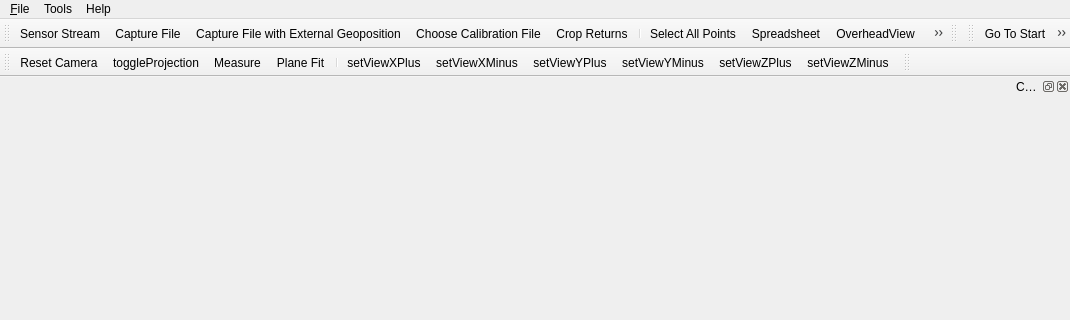
Old version of the form vvMainWindow.ui in the repository Kitware/VeloView; both pictures show x 0 to 1070 and y 0 to 320 of the 1070 by 645 pixel window.
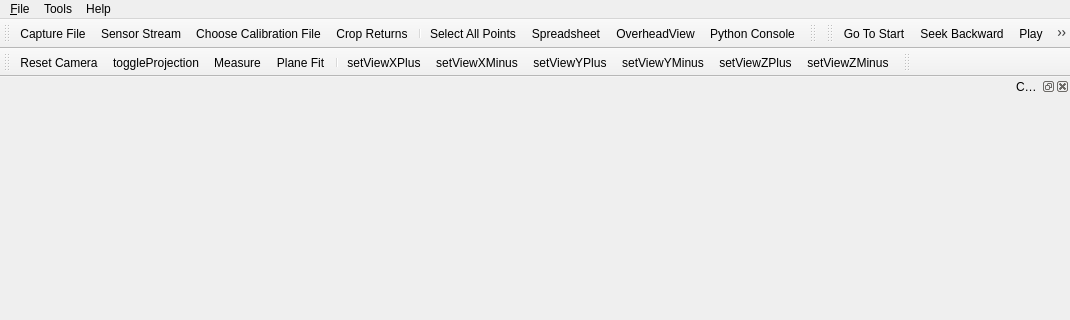
New version of the form. Icons and pictures are not drawn. Custom widgets are drawn as their Qt base class.

Commit message:
Remove options that are not fully supported
This removes the user interface to a couple of options that need further
development before being made available.

What changed in the file:
```diff
--- a/vvMainWindow.ui
+++ b/vvMainWindow.ui
@@ -127,9 +127,8 @@
    <attribute name="toolBarBreak">
     <bool>false</bool>
    </attribute>
-   <addaction name="actionOpen_Sensor_Stream"/>
    <addaction name="actionOpenPcap"/>
-   <addaction name="actionOpenApplanix"/>
+   <addaction name="actionOpen_Sensor_Stream"/>
    <addaction name="actionChoose_Calibration_File"/>
    <addaction name="actionCropReturns"/>
    <addaction name="separator"/>
```
Left out of the diff: 4 changed lines with no effect on the pictures. The commit also changes 1 other file.
